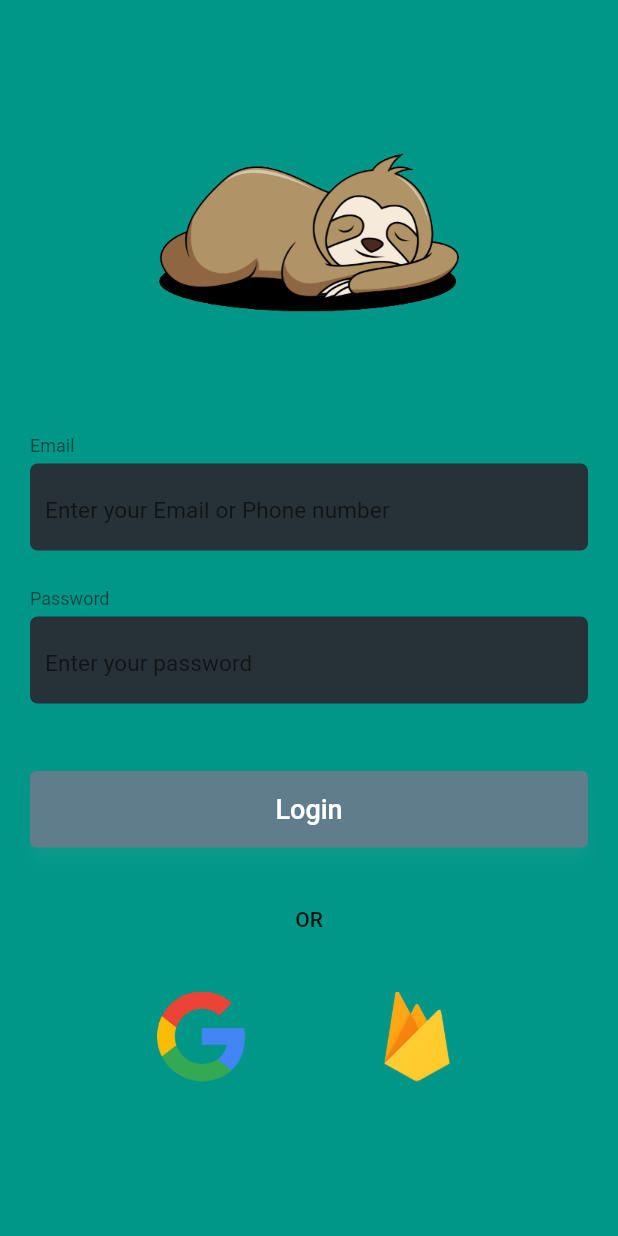
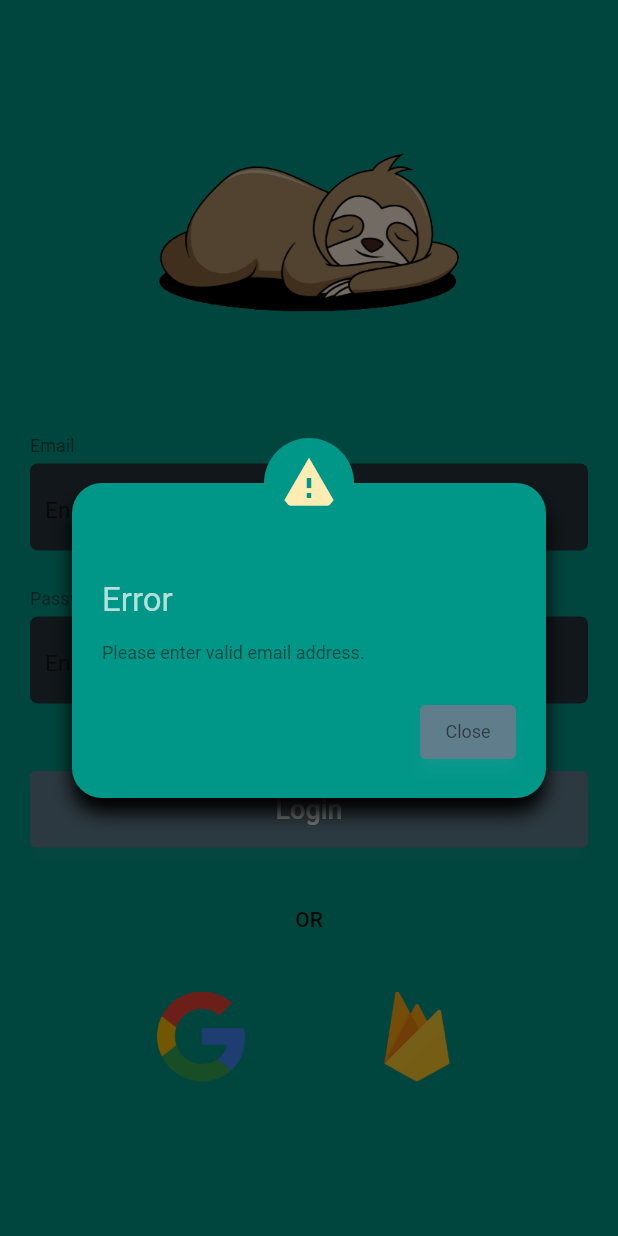
Before and after one commit to meetbb/sluggard, a Flutter app: the screen it shows after launch, after a tap on "Login", on a phone screen of 412 x 824 dp. Run offline on Flutter 3.47's test engine with Material 2 defaults, Android fonts, the phone set to English and light mode, and no system bars; our stand-ins replace charts_flutter, shared_preferences.

Commit message:
Dialog utils class modified properly.

```diff
--- a/lib/ui/login/login.dart
+++ b/lib/ui/login/login.dart
@@ -1,4 +1,5 @@
 import 'package:flutter/material.dart';
+import 'package:sluggard/ui/utils/dialog_utils.dart';
 
 import '../utils/text_field_container.dart';
 
@@ -12,7 +13,6 @@ class Login extends StatefulWidget {
 }
 
 class _LoginState extends State<Login> {
-
   TextEditingController emailController = TextEditingController();
 
   @override
@@ -84,6 +84,10 @@ class _LoginState extends State<Login> {
                   onPressed: () {
                     if (!isValidEmail(emailController.text.trim())) {
                       debugPrint("Email Id is invalid.");
+                      showDialog(
+                          context: context,
+                          builder: (ctx) => showNormalDialog(
+                              context: ctx, message: "Please enter valid email address."));
                     }
                   },
                   style: ElevatedButton.styleFrom(
@@ -147,7 +151,8 @@ class _LoginState extends State<Login> {
   }
 
   bool isValidEmail(String email) {
-    return RegExp(r"^[a-zA-Z0-9.a-zA-Z0-9.!#$%&'*+-/=?^_`{|}~]+@[a-zA-Z0-9]+\.[a-zA-Z]+")
-      .hasMatch(email);
+    return RegExp(
+            r"^[a-zA-Z0-9.a-zA-Z0-9.!#$%&'*+-/=?^_`{|}~]+@[a-zA-Z0-9]+\.[a-zA-Z]+")
+        .hasMatch(email);
   }
 }
--- /dev/null
+++ b/lib/ui/utils/dialog_utils.dart
@@ -0,0 +1,104 @@
+import 'package:flutter/material.dart';
+import 'package:sluggard/utilities/constants.dart';
+
+Dialog showNormalDialog(
+    {required BuildContext context, required String message}) {
+  return Dialog(
+    shape: RoundedRectangleBorder(
+      borderRadius: BorderRadius.circular(Constants.padding),
+    ),
+    elevation: 0,
+    backgroundColor: Colors.transparent,
+    child: Padding(
+      padding: const EdgeInsets.all(8.0),
+      child: getContextBox(
+          context: context,
+          title: "Error",
+          descriptions: message,
+          buttonText: "Close"),
+    ),
+  );
+}
+
+Widget getContextBox(
+    {required BuildContext context,
+    required String title,
+    required String descriptions,
+    required String buttonText}) {
+  return Stack(
+    children: [
+      Container(
+        padding: const EdgeInsets.only(
+          left: Constants.padding,
+          right: Constants.padding,
+          bottom: Constants.padding,
+          top: Constants.avatarRadius + Constants.padding,
+        ),
+        margin: const EdgeInsets.only(top: Constants.padding + 10),
+        decoration: BoxDecoration(
+          shape: BoxShape.rectangle,
+          color: Theme.of(context).scaffoldBackgroundColor,
+          borderRadius: BorderRadius.circular(Constants.padding),
+          boxShadow: const [
+            BoxShadow(
+                color: Colors.black, offset: Offset(0, 10), blurRadius: 10),
+          ],
+        ),
+        child: Column(
+          mainAxisSize: MainAxisSize.min,
+          crossAxisAlignment: CrossAxisAlignment.start,
+          children: <Widget>[
+            Text(
+              title,
+              style: Theme.of(context).textTheme.titleMedium,
+            ),
+            const SizedBox(
+              height: 15,
+            ),
+            Text(
+              descriptions,
+              style: Theme.of(context).textTheme.bodySmall,
+              textAlign: TextAlign.center,
+            ),
+            const SizedBox(
+              height: 22,
+            ),
+            Align(
+              alignment: Alignment.bottomRight,
+              child: ElevatedButton(
+                  onPressed: () {
+                    Navigator.of(context).pop();
+                  },
+                  style: ElevatedButton.styleFrom(
+                    backgroundColor: Colors.blueGrey,
+                    foregroundColor: Colors.white24,
+                    elevation: 5,
+                    shadowColor: Colors.white10,
+                  ),
+                  child: Text(
+                    buttonText,
+                    style: Theme.of(context).textTheme.bodySmall,
+                  )),
+            ),
+          ],
+        ),
+      ),
+      Positioned(
+        left: Constants.padding,
+        right: Constants.padding,
+        child: CircleAvatar(
+          backgroundColor: Theme.of(context).scaffoldBackgroundColor,
+          radius: Constants.padding + 10,
+          child: ClipRRect(
+            borderRadius: BorderRadius.circular(Constants.padding + 10),
+            child: const Icon(
+              Icons.warning,
+              size: 40,
+              color: Color.fromARGB(255, 255, 236, 179),
+            ),
+          ),
+        ),
+      )
+    ],
+  );
+}
--- /dev/null
+++ b/lib/utilities/constants.dart
@@ -0,0 +1,6 @@
+class Constants {
+  Constants._();
+
+  static const double padding = 20.0;
+  static const double avatarRadius = 45.0;
+}
```
Also changed, not shown: pubspec.lock, 1 other file.
